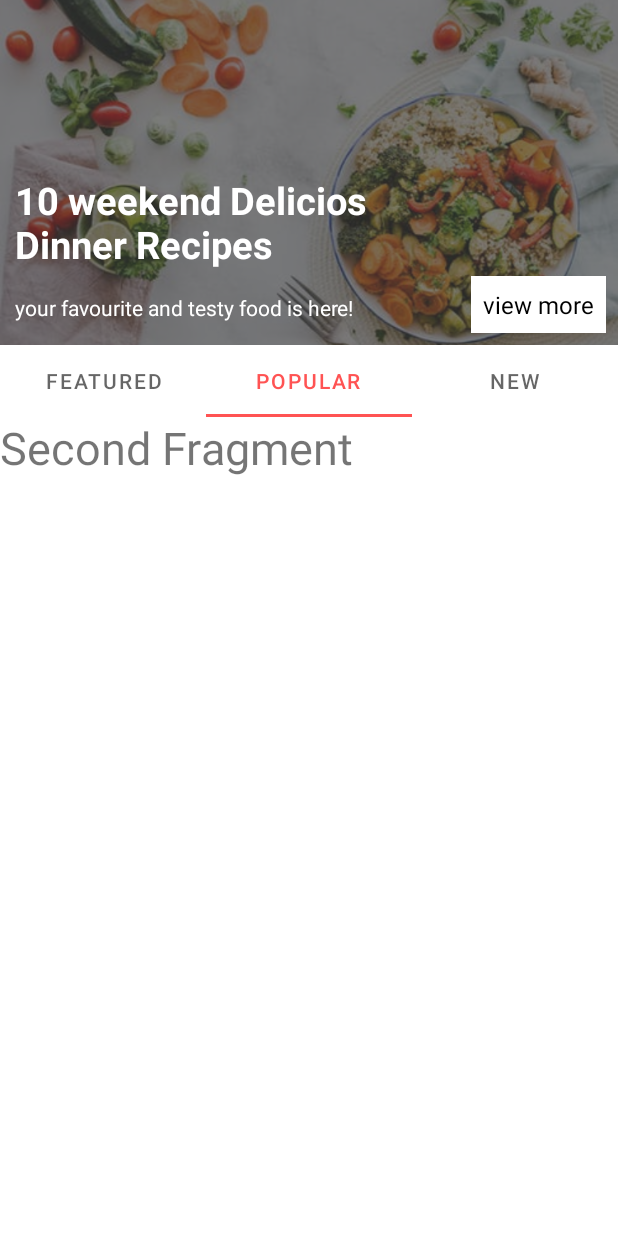
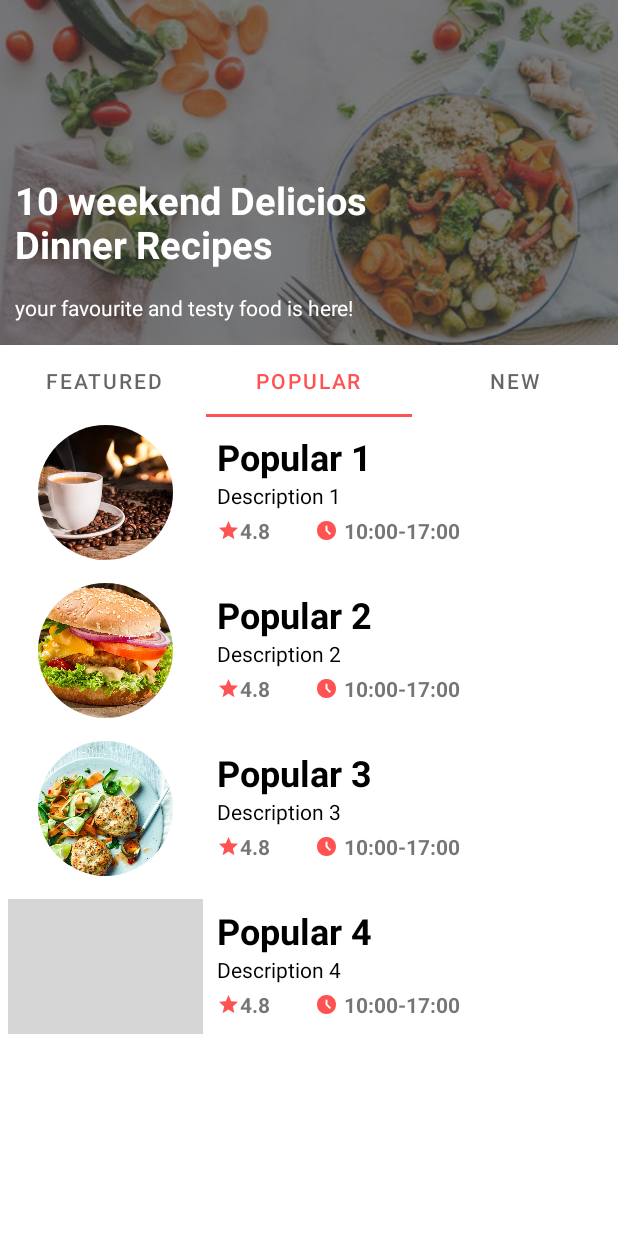
Before and after one commit to alonakovtun/FoodApp, an Android app: the fragment FavouriteFragment shown on its own in the app's theme, tab 2 chosen, on a phone screen of 412 x 824 dp. Run offline under Robolectric (Android 15) with nearby library versions, the phone set to English and light mode, and no system bars; plain views replace RoundedImageView; Roboto replaces fonts that are not available here; grey boxes are pictures that could not be loaded.

Commit message:
add popular and new

```diff
--- a/app/src/main/java/com/example/foodapp/fragment/SecondFragment.java
+++ b/app/src/main/java/com/example/foodapp/fragment/SecondFragment.java
@@ -3,64 +3,49 @@ package com.example.foodapp.fragment;
 import android.os.Bundle;
 
 import androidx.fragment.app.Fragment;
+import androidx.recyclerview.widget.LinearLayoutManager;
+import androidx.recyclerview.widget.RecyclerView;
 
 import android.view.LayoutInflater;
 import android.view.View;
 import android.view.ViewGroup;
 
 import com.example.foodapp.R;
+import com.example.foodapp.adapters.FeaturedAdapter;
+import com.example.foodapp.adapters.FeaturedVerAdapter;
+import com.example.foodapp.models.FeaturedModel;
+import com.example.foodapp.models.FeaturedVerModel;
 
-/**
- * A simple {@link Fragment} subclass.
- * Use the {@link SecondFragment#newInstance} factory method to
- * create an instance of this fragment.
- */
+import java.util.ArrayList;
+import java.util.List;
+
 public class SecondFragment extends Fragment {
 
-    // TODO: Rename parameter arguments, choose names that match
-    // the fragment initialization parameters, e.g. ARG_ITEM_NUMBER
-    private static final String ARG_PARAM1 = "param1";
-    private static final String ARG_PARAM2 = "param2";
-
-    // TODO: Rename and change types of parameters
-    private String mParam1;
-    private String mParam2;
-
+    List<FeaturedVerModel> featuredVerModelList;
+    RecyclerView recyclerView2;
+    FeaturedVerAdapter featuredVerAdapter;
     public SecondFragment() {
         // Required empty public constructor
-    }
-
-    /**
-     * Use this factory method to create a new instance of
-     * this fragment using the provided parameters.
-     *
-     * @param param1 Parameter 1.
-     * @param param2 Parameter 2.
-     * @return A new instance of fragment SecondFragment.
-     */
-    // TODO: Rename and change types and number of parameters
-    public static SecondFragment newInstance(String param1, String param2) {
-        SecondFragment fragment = new SecondFragment();
-        Bundle args = new Bundle();
-        args.putString(ARG_PARAM1, param1);
-        args.putString(ARG_PARAM2, param2);
-        fragment.setArguments(args);
-        return fragment;
-    }
-
-    @Override
-    public void onCreate(Bundle savedInstanceState) {
-        super.onCreate(savedInstanceState);
-        if (getArguments() != null) {
-            mParam1 = getArguments().getString(ARG_PARAM1);
-            mParam2 = getArguments().getString(ARG_PARAM2);
-        }
     }
 
     @Override
     public View onCreateView(LayoutInflater inflater, ViewGroup container,
                              Bundle savedInstanceState) {
         // Inflate the layout for this fragment
-        return inflater.inflate(R.layout.fragment_second, container, false);
+        View view =  inflater.inflate(R.layout.fragment_first, container, false);
+
+        recyclerView2 = view.findViewById(R.id.featured_ver_rec);
+        recyclerView2.setLayoutManager(new LinearLayoutManager(getContext(), RecyclerView.VERTICAL, false));
+        featuredVerModelList = new ArrayList<>();
+
+        featuredVerModelList.add(new FeaturedVerModel(R.drawable.coffee2, "Popular 1", "Description 1", "4.8", "10:00-17:00"));
+        featuredVerModelList.add(new FeaturedVerModel(R.drawable.burger4, "Popular 2", "Description 2", "4.8", "10:00-17:00"));
+        featuredVerModelList.add(new FeaturedVerModel(R.drawable.dinner2, "Popular 3", "Description 3", "4.8", "10:00-17:00"));
+        featuredVerModelList.add(new FeaturedVerModel(R.drawable.fries, "Popular 4", "Description 4", "4.8", "10:00-17:00"));
+
+        featuredVerAdapter = new FeaturedVerAdapter(featuredVerModelList);
+        recyclerView2.setAdapter(featuredVerAdapter);
+
+        return view;
     }
 }
--- a/app/src/main/java/com/example/foodapp/fragment/ThirdFragment.java
+++ b/app/src/main/java/com/example/foodapp/fragment/ThirdFragment.java
@@ -3,64 +3,50 @@ package com.example.foodapp.fragment;
 import android.os.Bundle;
 
 import androidx.fragment.app.Fragment;
+import androidx.recyclerview.widget.LinearLayoutManager;
+import androidx.recyclerview.widget.RecyclerView;
 
 import android.view.LayoutInflater;
 import android.view.View;
 import android.view.ViewGroup;
 
 import com.example.foodapp.R;
+import com.example.foodapp.adapters.FeaturedVerAdapter;
+import com.example.foodapp.models.FeaturedVerModel;
 
-/**
- * A simple {@link Fragment} subclass.
- * Use the {@link ThirdFragment#newInstance} factory method to
- * create an instance of this fragment.
- */
+import java.util.ArrayList;
+import java.util.List;
+
 public class ThirdFragment extends Fragment {
 
-    // TODO: Rename parameter arguments, choose names that match
-    // the fragment initialization parameters, e.g. ARG_ITEM_NUMBER
-    private static final String ARG_PARAM1 = "param1";
-    private static final String ARG_PARAM2 = "param2";
-
-    // TODO: Rename and change types of parameters
-    private String mParam1;
-    private String mParam2;
-
+    List<FeaturedVerModel> featuredVerModelList;
+    RecyclerView recyclerView2;
+    FeaturedVerAdapter featuredVerAdapter;
     public ThirdFragment() {
         // Required empty public constructor
-    }
-
-    /**
-     * Use this factory method to create a new instance of
-     * this fragment using the provided parameters.
-     *
-     * @param param1 Parameter 1.
-     * @param param2 Parameter 2.
-     * @return A new instance of fragment ThirdFragment.
-     */
-    // TODO: Rename and change types and number of parameters
-    public static ThirdFragment newInstance(String param1, String param2) {
-        ThirdFragment fragment = new ThirdFragment();
-        Bundle args = new Bundle();
-        args.putString(ARG_PARAM1, param1);
-        args.putString(ARG_PARAM2, param2);
-        fragment.setArguments(args);
-        return fragment;
-    }
-
-    @Override
-    public void onCreate(Bundle savedInstanceState) {
-        super.onCreate(savedInstanceState);
-        if (getArguments() != null) {
-            mParam1 = getArguments().getString(ARG_PARAM1);
-            mParam2 = getArguments().getString(ARG_PARAM2);
-        }
     }
 
     @Override
     public View onCreateView(LayoutInflater inflater, ViewGroup container,
                              Bundle savedInstanceState) {
         // Inflate the layout for this fragment
-        return inflater.inflate(R.layout.fragment_third, container, false);
+        View view =  inflater.inflate(R.layout.fragment_first, container, false);
+
+        recyclerView2 = view.findViewById(R.id.featured_ver_rec);
+        recyclerView2.setLayoutManager(new LinearLayoutManager(getContext(), RecyclerView.VERTICAL, false));
+        featuredVerModelList = new ArrayList<>();
+
+        featuredVerModelList.add(new FeaturedVerModel(R.drawable.fav1, "New 1", "Description 1", "4.8", "10:00-17:00"));
+        featuredVerModelList.add(new FeaturedVerModel(R.drawable.coffee2, "New 2", "Description 2", "4.8", "10:00-17:00"));
+        featuredVerModelList.add(new FeaturedVerModel(R.drawable.fries3, "New 3", "Description 3", "4.8", "10:00-17:00"));
+        featuredVerModelList.add(new FeaturedVerModel(R.drawable.fav2, "New 5", "Description 5", "4.8", "10:00-17:00"));
+        featuredVerModelList.add(new FeaturedVerModel(R.drawable.breakfast, "New 6", "Description 6", "4.8", "10:00-17:00"));
+        featuredVerModelList.add(new FeaturedVerModel(R.drawable.fav3, "New 6", "Description 6", "4.8", "10:00-17:00"));
+        featuredVerModelList.add(new FeaturedVerModel(R.drawable.burger3, "New 6", "Description 6", "4.8", "10:00-17:00"));
+
+        featuredVerAdapter = new FeaturedVerAdapter(featuredVerModelList);
+        recyclerView2.setAdapter(featuredVerAdapter);
+
+        return view;
     }
 }
--- a/app/src/main/res/layout/fragment_favourite.xml
+++ b/app/src/main/res/layout/fragment_favourite.xml
@@ -40,18 +40,6 @@
         <TextView
             android:layout_width="wrap_content"
             android:layout_height="wrap_content"
-            android:background="@color/white"
-            android:padding="8dp"
-            android:text="view more"
-            android:textColor="@color/black"
-            android:textSize="16sp"
-            android:layout_margin="8dp"
-            app:layout_constraintBottom_toBottomOf="@id/imageView7"
-            app:layout_constraintEnd_toEndOf="parent" />
-
-        <TextView
-            android:layout_width="wrap_content"
-            android:layout_height="wrap_content"
             android:layout_margin="10dp"
             android:text="@string/your_favourite_and_testy_food_is_here"
             android:textColor="@color/white"
--- a/app/src/main/res/layout/fragment_second.xml
+++ b/app/src/main/res/layout/fragment_second.xml
@@ -5,11 +5,9 @@
     android:layout_height="match_parent"
     tools:context=".fragment.SecondFragment">
 
-    <!-- TODO: Update blank fragment layout -->
-    <TextView
+    <androidx.recyclerview.widget.RecyclerView
+        android:id="@+id/featured_ver_rec"
         android:layout_width="match_parent"
-        android:layout_height="match_parent"
-        android:text="Second Fragment"
-        android:textSize="30sp"/>
+        android:layout_height="wrap_content" />
 
 </FrameLayout>
```
Also changed, not shown: app/src/main/res/layout/fragment_third.xml (+3 -5 lines).
